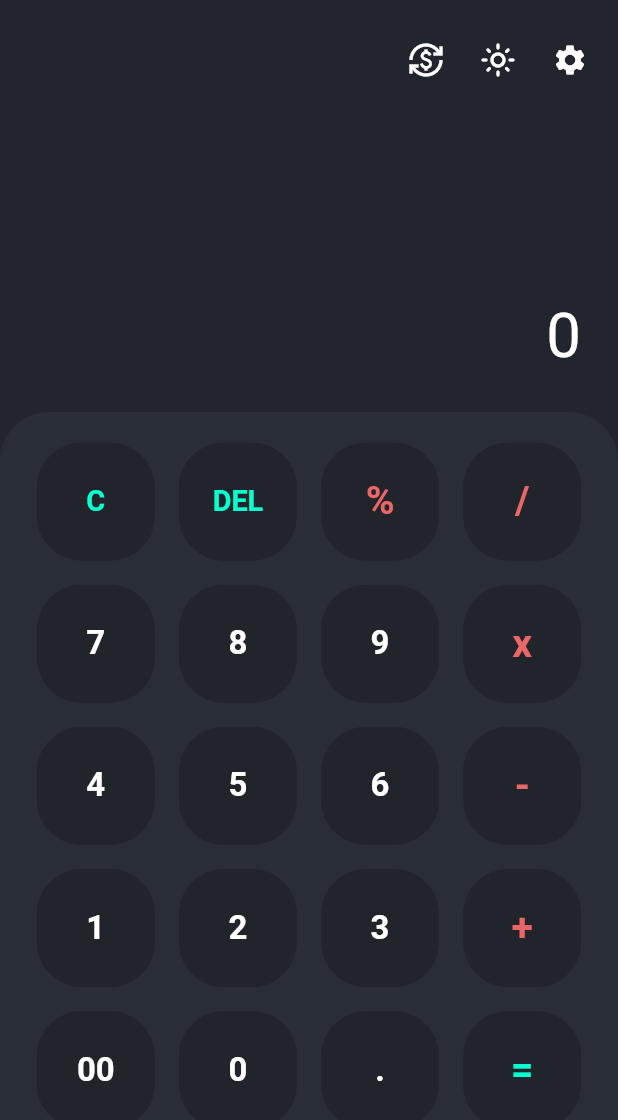
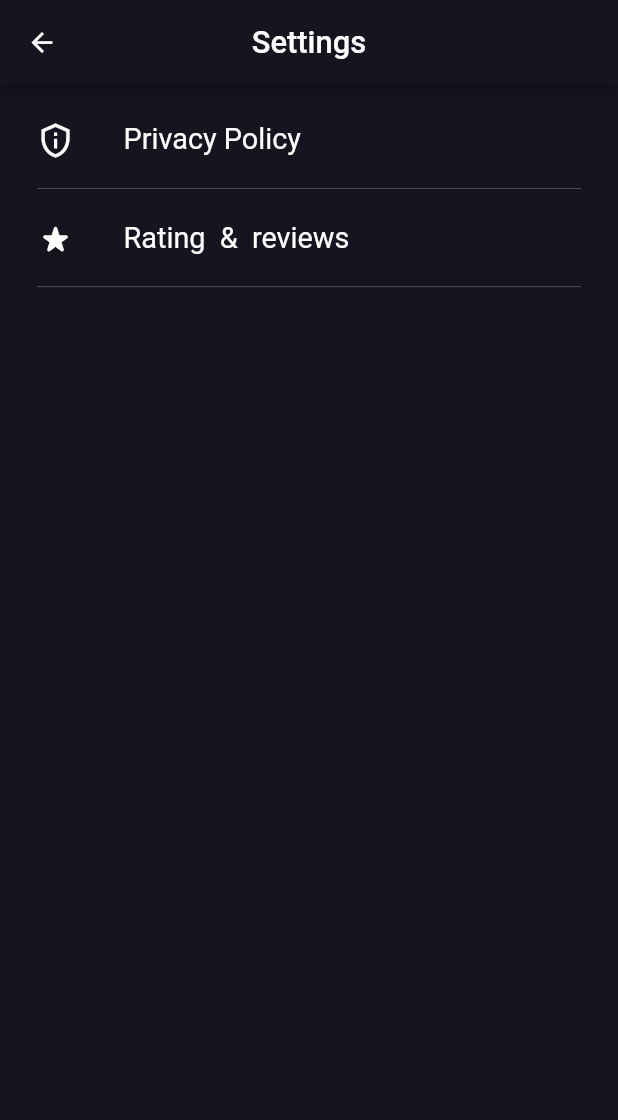
Before and after one commit to Rishiiichokshi/calculator-app, a Flutter app: the screen it shows after launch, after a tap on the "settings" icon, on a phone screen of 412 x 824 dp. Shown: the top 1120 px of the screen. Run offline on Flutter 3.47's test engine with Material 2 defaults, Android fonts, the phone set to English and light mode, and no system bars; our stand-ins replace flutter_slidable, get, math_expressions, sizer; network calls fail.

Commit message:
new Changes applied

```diff
--- a/lib/screen/calculator/main_screen.dart
+++ b/lib/screen/calculator/main_screen.dart
@@ -1,3 +1,4 @@
+import 'package:calculator_app/screen/settings_screen.dart';
 import 'package:flutter/material.dart';
 import 'package:get/get.dart';
 import 'package:sizer/sizer.dart';
@@ -171,28 +172,36 @@ class MainScreen extends StatelessWidget {
                     },
                     icon: Icon(
                       Icons.currency_exchange_outlined,
+                      size: 18.sp,
                       color:
                           themeController.isDark ? Colors.white : Colors.black,
                     )),
+                SizedBox(width: 1.5.w),
                 IconButton(
                   onPressed: () {
                     themeController
                         .toggleTheme(); // Call the toggleTheme method
                   },
                   icon: Icon(
+                    size: 18.sp,
                     themeController.isDark
                         ? Icons.light_mode_outlined
                         : Icons.dark_mode_outlined,
                     color: themeController.isDark ? Colors.white : Colors.black,
                   ),
                 ),
+                SizedBox(width: 1.5.w),
                 IconButton(
-                  onPressed: () {},
+                  onPressed: () {
+                    Get.to(const SettingScreen());
+                  },
                   icon: Icon(
                     Icons.settings,
+                    size: 18.sp,
                     color: themeController.isDark ? Colors.white : Colors.black,
                   ),
                 ),
+                SizedBox(width: 1.5.w),
                 // PopupMenuButton<int>(
                 //   itemBuilder: (BuildContext context) => <PopupMenuEntry<int>>[
                 //     PopupMenuItem<int>(
@@ -263,7 +272,7 @@ class MainScreen extends StatelessWidget {
             ),
           ),
           Padding(
-            padding: EdgeInsets.only(right: 6.w, top: 11.h),
+            padding: EdgeInsets.only(right: 6.w, top: 8.h),
             child: Column(
               // crossAxisAlignment: CrossAxisAlignment.end,
               children: [
--- a/lib/screen/calculator/scientific_calculator.dart
+++ b/lib/screen/calculator/scientific_calculator.dart
@@ -31,8 +31,8 @@ class _ScientificCalculatorState extends State<ScientificCalculator> {
     "DEL",
     "%",
     "/",
-    // "2ⁿᵈ",
-    "2nd",
+    "2ⁿᵈ",
+    // "2nd",
     "x²",
     "x³",
     "xʸ",
--- a/lib/screen/currency_converter/currency_converter_screen.dart
+++ b/lib/screen/currency_converter/currency_converter_screen.dart
@@ -1,5 +1,6 @@
 import 'package:flutter/material.dart';
 import 'package:get/get.dart';
+import 'package:sizer/sizer.dart';
 
 import '../../controller/theme_controller.dart';
 import '../../data/network/api_services.dart';
@@ -56,15 +57,18 @@ class _CurrencyConverterScreenState extends State<CurrencyConverterScreen> {
               Get.back();
             },
             icon: Icon(
+              size: 5.w,
               Icons.arrow_back,
               color: themeController.isDark ? Colors.white : Colors.black,
             )),
+        centerTitle: true,
         backgroundColor: themeController.isDark
             ? DarkColors.currencyScaffoldBgColor
             : LightColors.scaffoldBgColor,
         title: Text(
           'Currency Convertor',
           style: TextStyle(
+              fontSize: 5.w,
               color: themeController.isDark
                   ? CommonColors.white
                   : CommonColors.black),
@@ -93,6 +97,7 @@ class _CurrencyConverterScreenState extends State<CurrencyConverterScreen> {
                         child: Text(
                           'Error: ${index.error}',
                           style: TextStyle(
+                              fontSize: 10.sp,
                               color: themeController.isDark
                                   ? CommonColors.white
                                   : CommonColors.black),
--- /dev/null
+++ b/lib/screen/settings_screen.dart
@@ -0,0 +1,91 @@
+import 'package:flutter/material.dart';
+import 'package:get/get.dart';
+import 'package:sizer/sizer.dart';
+
+import '../controller/theme_controller.dart';
+import '../utils/colors.dart';
+
+class SettingScreen extends StatelessWidget {
+  const SettingScreen({super.key});
+
+  @override
+  Widget build(BuildContext context) {
+    var themeController = Get.find<ThemeController>();
+    return Scaffold(
+      backgroundColor: themeController.isDark
+          ? DarkColors.currencyScaffoldBgColor
+          : LightColors.scaffoldBgColor,
+      resizeToAvoidBottomInset: false,
+      appBar: AppBar(
+        leading: IconButton(
+            onPressed: () {
+              Get.back();
+            },
+            icon: Icon(
+              size: 5.w,
+              Icons.arrow_back,
+              color: themeController.isDark ? Colors.white : Colors.black,
+            )),
+        centerTitle: true,
+        backgroundColor: themeController.isDark
+            ? DarkColors.currencyScaffoldBgColor
+            : LightColors.scaffoldBgColor,
+        title: Text(
+          'Settings',
+          style: TextStyle(
+              fontSize: 5.w,
+              color: themeController.isDark
+                  ? CommonColors.white
+                  : CommonColors.black),
+        ),
+      ),
+      body: Padding(
+        padding: EdgeInsets.all(6.w),
+        child: Column(
+          children: [
+            Row(
+              children: [
+                Icon(
+                  Icons.privacy_tip_outlined,
+                  size: 18.sp,
+                  color: themeController.isDark ? Colors.white : Colors.black,
+                ),
+                SizedBox(width: 8.w),
+                Text(
+                  'Privacy Policy',
+                  style: TextStyle(
+                    fontSize: 14.sp,
+                    color: themeController.isDark ? Colors.white : Colors.black,
+                  ),
+                )
+              ],
+            ),
+            SizedBox(height: 1.5.h),
+            Divider(color: Colors.grey, thickness: 0.2.sp),
+            SizedBox(height: 1.5.h),
+            Row(
+              children: [
+                Icon(
+                  Icons.star_rate_rounded,
+                  size: 18.sp,
+                  color: themeController.isDark ? Colors.white : Colors.black,
+                ),
+                SizedBox(width: 8.w),
+                Text(
+                  'Rating  &  reviews',
+                  style: TextStyle(
+                    fontSize: 14.sp,
+                    color: themeController.isDark ? Colors.white : Colors.black,
+                  ),
+                ),
+              ],
+            ),
+            SizedBox(height: 1.5.h),
+            Divider(color: Colors.grey, thickness: 0.2.sp),
+            SizedBox(height: 1.5.h),
+          ],
+        ),
+      ),
+    );
+  }
+}
--- a/lib/widget/scientific_button.dart
+++ b/lib/widget/scientific_button.dart
@@ -31,7 +31,8 @@ class ScientificButton extends StatelessWidget {
         child: Center(
           child: Text(
             text,
-            style: TextStyle(color: textColor, fontSize: 12.sp),
+            style: TextStyle(
+                color: textColor, fontSize: 12.sp, fontWeight: FontWeight.bold),
           ),
         ),
       ),
```
Also changed, not shown: lib/screen/currency_converter/conversion_card.dart (+98 -41 lines), 1 other file.
